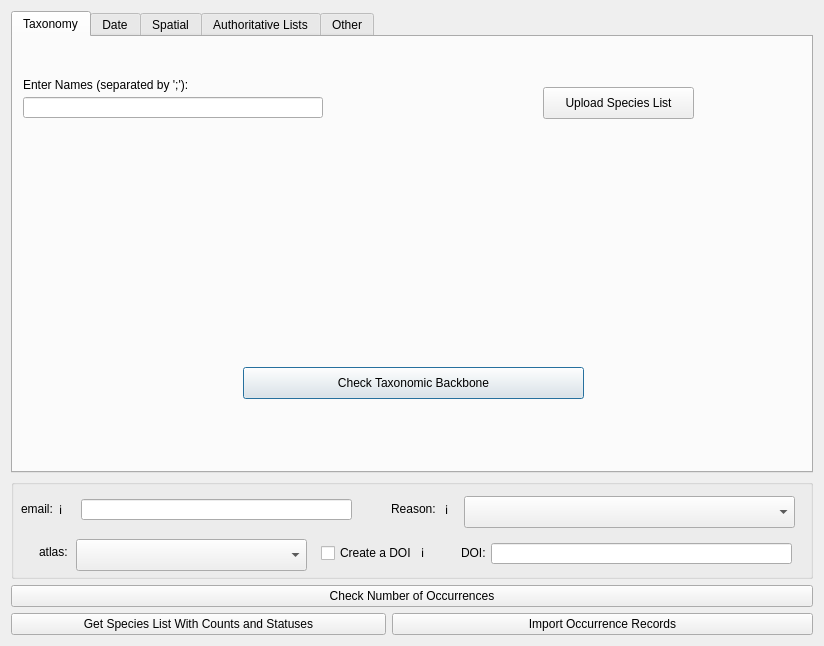
First picture: the form in quail_dialog_base.ui, repository AtlasOfLivingAustralia/quail, before the edit.
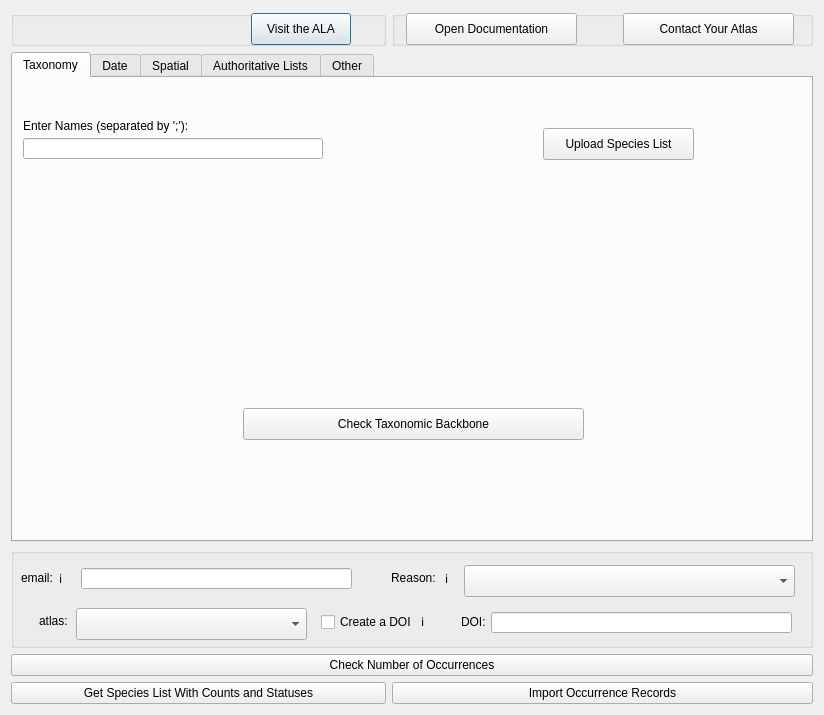
Second picture: the form after the edit. Icons and pictures are not drawn.

The edit to the form file:
```diff
--- a/quail_dialog_base.ui
+++ b/quail_dialog_base.ui
@@ -7,7 +7,7 @@
     <x>0</x>
     <y>0</y>
     <width>824</width>
-    <height>646</height>
+    <height>715</height>
    </rect>
   </property>
   <property name="sizePolicy">
@@ -20,7 +20,67 @@
    <string>Quail</string>
   </property>
   <layout class="QFormLayout" name="formLayout">
-   <item row="0" column="0" colspan="2">
+   <item row="0" column="0">
+    <widget class="QGroupBox" name="atlasGroupBox">
+     <property name="enabled">
+      <bool>true</bool>
+     </property>
+     <property name="minimumSize">
+      <size>
+       <width>375</width>
+       <height>35</height>
+      </size>
+     </property>
+     <property name="maximumSize">
+      <size>
+       <width>375</width>
+       <height>25</height>
+      </size>
+     </property>
+     <property name="title">
+      <string/>
+     </property>
+     <widget class="QLabel" name="alaLogoLabel">
+      <property name="geometry">
+       <rect>
+        <x>3</x>
+        <y>4</y>
+        <width>191</width>
+        <height>31</height>
+       </rect>
+      </property>
+      <property name="maximumSize">
+       <size>
+        <width>191</width>
+        <height>41</height>
+       </size>
+      </property>
+      <property name="text">
+       <string/>
+      </property>
+      <property name="pixmap">
+       <pixmap>ALA_Logo_Inline_REV-RGB.png</pixmap>
+      </property>
+      <property name="scaledContents">
+       <bool>true</bool>
+      </property>
+     </widget>
+     <widget class="QPushButton" name="visitAlaPushButton">
+      <property name="geometry">
+       <rect>
+        <x>240</x>
+        <y>2</y>
+        <width>100</width>
+        <height>32</height>
+       </rect>
+      </property>
+      <property name="text">
+       <string>Visit the ALA</string>
+      </property>
+     </widget>
+    </widget>
+   </item>
+   <item row="1" column="0" colspan="2">
     <widget class="QTabWidget" name="tabWidget">
      <property name="minimumSize">
       <size>
@@ -668,7 +728,7 @@
      </widget>
     </widget>
    </item>
-   <item row="1" column="0" colspan="2">
+   <item row="2" column="0" colspan="2">
     <widget class="QGroupBox" name="emailGroupBox">
      <property name="sizePolicy">
       <sizepolicy hsizetype="Minimum" vsizetype="Minimum">
@@ -831,15 +891,18 @@
      </widget>
     </widget>
    </item>
-   <item row="2" column="0" colspan="2">
+   <item row="3" column="0" colspan="2">
     <widget class="QPushButton" name="checkNumOccurrences">
      <property name="text">
       <string>Check Number of Occurrences</string>
      </property>
     </widget>
    </item>
-   <item row="5" column="0">
+   <item row="6" column="0">
     <widget class="QPushButton" name="speciesListCountsStatuses">
+     <property name="enabled">
+      <bool>true</bool>
+     </property>
      <property name="sizePolicy">
       <sizepolicy hsizetype="Minimum" vsizetype="Fixed">
        <horstretch>0</horstretch>
@@ -857,13 +920,46 @@
      </property>
     </widget>
    </item>
-   <item row="5" column="1">
+   <item row="6" column="1">
     <widget class="QPushButton" name="occDownload">
      <property name="text">
       <string>Import Occurrence Records</string>
      </property>
     </widget>
    </item>
+   <item row="0" column="1">
+    <widget class="QGroupBox" name="pushButtonGroupBox">
+     <property name="title">
+      <string/>
+     </property>
+     <widget class="QPushButton" name="openDocosPushButton">
+      <property name="geometry">
+       <rect>
+        <x>14</x>
+        <y>2</y>
+        <width>171</width>
+        <height>32</height>
+       </rect>
+      </property>
+      <property name="text">
+       <string>Open Documentation</string>
+      </property>
+     </widget>
+     <widget class="QPushButton" name="contactAtlasPushButton">
+      <property name="geometry">
+       <rect>
+        <x>231</x>
+        <y>2</y>
+        <width>171</width>
+        <height>32</height>
+       </rect>
+      </property>
+      <property name="text">
+       <string>Contact Your Atlas</string>
+      </property>
+     </widget>
+    </widget>
+   </item>
   </layout>
  </widget>
  <resources/>
```
